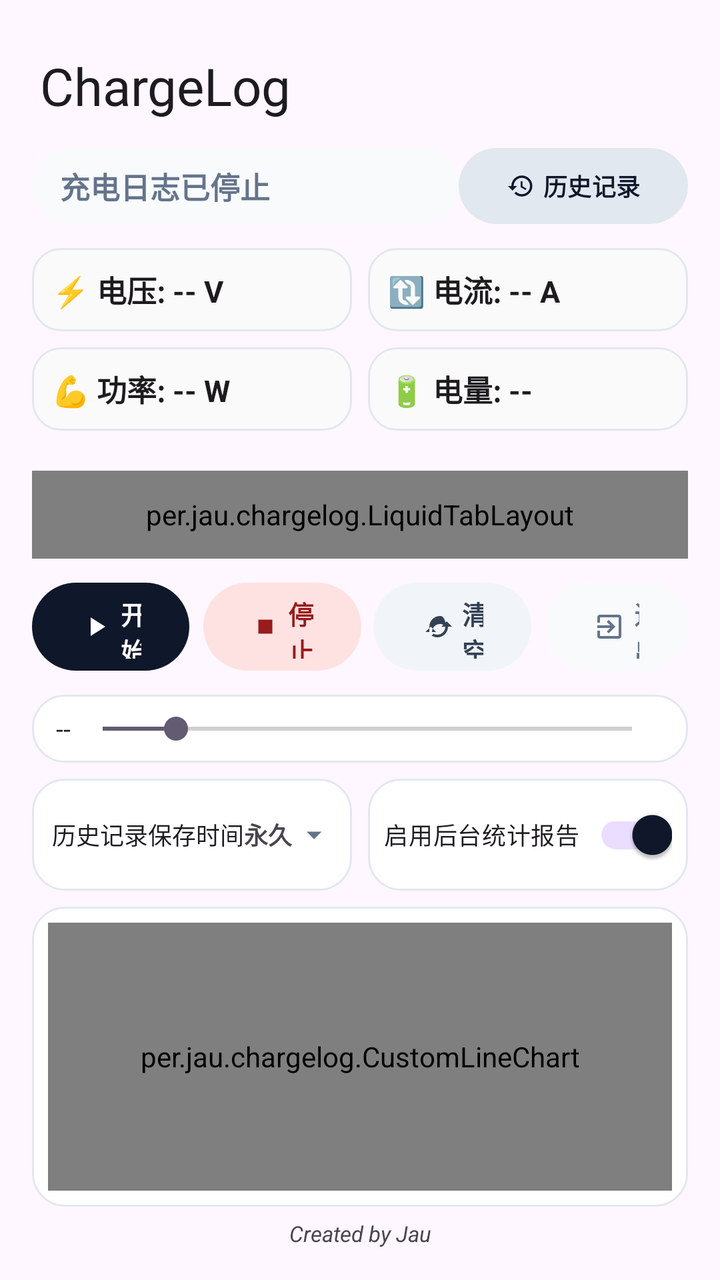
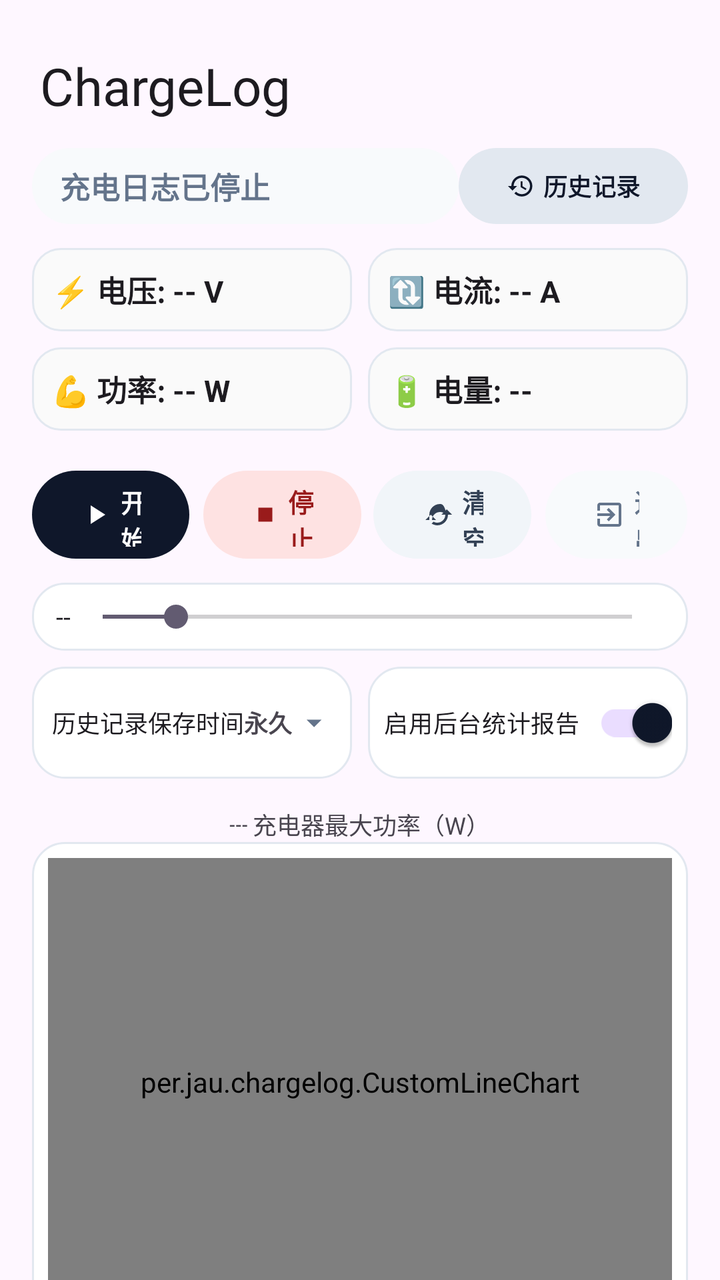

Before-and-after screenshots of an Android layout around one commit, followed by the original layout XML and the change that was made.
<!-- AndroidManifest.xml: application theme Theme.ChargeLog -->
<!-- res/layout/activity_main.xml -->
<?xml version="1.0" encoding="utf-8"?>
<LinearLayout xmlns:android="http://schemas.android.com/apk/res/android"
    xmlns:app="http://schemas.android.com/apk/res-auto"
    xmlns:tools="http://schemas.android.com/tools"
    android:id="@+id/main"
    android:layout_width="match_parent"
    android:layout_height="match_parent"
    android:orientation="vertical"
    android:padding="16dp"
    android:background="?android:attr/windowBackground"
    tools:context=".MainActivity">

    
    <com.google.android.material.appbar.MaterialToolbar
        android:id="@+id/toolbar"
        android:layout_width="match_parent"
        android:layout_height="54dp"
        app:title="@string/app_name"
        app:titleTextAppearance="@style/XiaomiTitleTextAppearance"
        android:background="@android:color/transparent"
        app:elevation="0dp"
        app:contentInsetStart="0dp"
        app:contentInsetStartWithNavigation="0dp"
        android:layout_marginBottom="4dp" />

    
    <LinearLayout
        android:layout_width="match_parent"
        android:layout_height="wrap_content"
        android:orientation="horizontal"
        android:gravity="center_vertical"
        android:layout_marginBottom="12dp">

        <TextView
            android:id="@+id/tvStatus"
            android:layout_width="0dp"
            android:layout_height="38dp"
            android:layout_weight="1"
            android:text="@string/stopped"
            android:textSize="15sp"
            android:textStyle="bold"
            android:background="@drawable/bg_status_badge"
            android:paddingHorizontal="14dp"
            android:gravity="center_vertical"
            android:textColor="@color/status_stopped_text"
            android:maxLines="1"
            android:ellipsize="none"
            app:autoSizeTextType="uniform"
            app:autoSizeMinTextSize="11sp"
            app:autoSizeMaxTextSize="15sp"
            app:autoSizeStepGranularity="1sp" />

        <com.google.android.material.button.MaterialButton
            android:id="@+id/btnShowData"
            android:layout_width="wrap_content"
            android:layout_height="38dp"
            android:text="@string/view_data"
            android:textSize="12sp"
            android:textStyle="bold"
            android:insetTop="0dp"
            android:insetBottom="0dp"
            app:cornerRadius="19dp"
            app:backgroundTint="@color/btn_bg_slate_border"
            android:textColor="@color/btn_bg_obsidian"
            android:layout_marginEnd="8dp"
            android:visibility="gone" />

        <com.google.android.material.button.MaterialButton
            android:id="@+id/btnHistory"
            android:layout_width="wrap_content"
            android:layout_height="38dp"
            android:text="@string/history"
            android:textSize="12sp"
            android:textStyle="bold"
            android:insetTop="0dp"
            android:insetBottom="0dp"
            app:cornerRadius="19dp"
            app:backgroundTint="@color/btn_bg_slate_border"
            android:textColor="@color/btn_bg_obsidian"
            app:icon="@drawable/ic_history_time"
            app:iconTint="@color/btn_bg_obsidian"
            app:iconSize="14dp"
            app:iconPadding="4dp" />
    </LinearLayout>

    
    <GridLayout
        android:layout_width="match_parent"
        android:layout_height="wrap_content"
        android:columnCount="2"
        android:rowCount="3"
        android:layout_marginBottom="12dp">

        
        <LinearLayout
            android:layout_width="0dp"
            android:layout_height="wrap_content"
            android:layout_columnWeight="1"
            android:orientation="vertical"
            android:background="@drawable/bg_card_voltage"
            android:paddingHorizontal="10dp"
            android:paddingVertical="10dp"
            android:layout_marginEnd="4dp"
            android:layout_marginBottom="8dp">

            <TextView
                android:id="@+id/tvCurrentVoltage"
                android:layout_width="match_parent"
                android:layout_height="wrap_content"
                android:text="⚡ 电压: -- V"
                android:textSize="15sp"
                app:autoSizeTextType="uniform"
                app:autoSizeMinTextSize="11sp"
                app:autoSizeMaxTextSize="16sp"
                app:autoSizeStepGranularity="1sp"
                android:singleLine="true"
                android:includeFontPadding="false"
                android:maxLines="1"
                android:ellipsize="end"
                android:textStyle="bold"
                android:textColor="?android:attr/textColorPrimary"
                android:gravity="center_vertical" />
        </LinearLayout>

        
        <LinearLayout
            android:layout_width="0dp"
            android:layout_height="wrap_content"
            android:layout_columnWeight="1"
            android:orientation="vertical"
            android:background="@drawable/bg_card_current"
            android:paddingHorizontal="10dp"
            android:paddingVertical="10dp"
            android:layout_marginStart="4dp"
            android:layout_marginBottom="8dp">

            <TextView
                android:id="@+id/tvCurrentCurrent"
                android:layout_width="match_parent"
                android:layout_height="wrap_content"
                android:text="🔃 电流: -- A"
                android:textSize="15sp"
                app:autoSizeTextType="uniform"
                app:autoSizeMinTextSize="11sp"
                app:autoSizeMaxTextSize="16sp"
                app:autoSizeStepGranularity="1sp"
                android:singleLine="true"
                android:includeFontPadding="false"
                android:maxLines="1"
                android:ellipsize="end"
                android:textStyle="bold"
                android:textColor="?android:attr/textColorPrimary"
                android:gravity="center_vertical" />
        </LinearLayout>

        
        <LinearLayout
            android:layout_width="0dp"
            android:layout_height="wrap_content"
            android:layout_columnWeight="1"
            android:orientation="vertical"
            android:background="@drawable/bg_card_power"
            android:paddingHorizontal="10dp"
            android:paddingVertical="10dp"
            android:layout_marginEnd="4dp"
            android:layout_marginBottom="8dp">

            <TextView
                android:id="@+id/tvCurrentPower"
                android:layout_width="match_parent"
                android:layout_height="wrap_content"
                android:text="💪 功率: -- W"
                android:textSize="15sp"
                app:autoSizeTextType="uniform"
                app:autoSizeMinTextSize="11sp"
                app:autoSizeMaxTextSize="16sp"
                app:autoSizeStepGranularity="1sp"
                android:singleLine="true"
                android:includeFontPadding="false"
                android:maxLines="1"
                android:ellipsize="end"
                android:textStyle="bold"
                android:textColor="?android:attr/textColorPrimary"
                android:gravity="center_vertical" />
        </LinearLayout>

        
        <LinearLayout
            android:layout_width="0dp"
            android:layout_height="wrap_content"
            android:layout_columnWeight="1"
            android:orientation="vertical"
            android:background="@drawable/bg_card_battery"
            android:paddingHorizontal="10dp"
            android:paddingVertical="10dp"
            android:layout_marginStart="4dp"
            android:layout_marginBottom="8dp">

            <TextView
                android:id="@+id/tvCurrentProtocol"
                android:layout_width="match_parent"
                android:layout_height="wrap_content"
                android:text="🔋 电量: --"
                android:textSize="15sp"
                app:autoSizeTextType="uniform"
                app:autoSizeMinTextSize="11sp"
                app:autoSizeMaxTextSize="16sp"
                app:autoSizeStepGranularity="1sp"
                android:singleLine="true"
                android:includeFontPadding="false"
                android:maxLines="1"
                android:ellipsize="end"
                android:textStyle="bold"
                android:textColor="?android:attr/textColorPrimary"
                android:gravity="center_vertical" />
        </LinearLayout>

        
        <LinearLayout
            android:id="@+id/layoutMaxChargingLimit"
            android:layout_width="0dp"
            android:layout_height="wrap_content"
            android:layout_columnSpan="2"
            android:layout_columnWeight="2"
            android:orientation="vertical"
            android:background="@drawable/bg_card_fast_charge_limit"
            android:padding="12dp"
            android:elevation="0dp"
            android:visibility="gone">

            <TextView
                android:id="@+id/tvCurrentMaxPower"
                android:layout_width="match_parent"
                android:layout_height="wrap_content"
                android:text="快充上限: --"
                android:textSize="16sp"
                android:textStyle="bold"
                android:textColor="?android:attr/textColorPrimary"
                app:drawableStartCompat="@drawable/ic_fast_charge_limit"
                app:drawableTint="@color/dashboard_value_summary"
                android:drawablePadding="6dp"
                android:gravity="center_vertical" />
        </LinearLayout>
    </GridLayout>

    
    <per.jau.chargelog.LiquidTabLayout
        android:id="@+id/tabLayout"
        android:layout_width="match_parent"
        android:layout_height="44dp"
        android:background="@drawable/bg_card_surface"
        app:tabMode="fixed"
        app:tabGravity="fill"
        app:tabIndicator="@drawable/bg_tab_liquid_indicator"
        app:tabIndicatorColor="@color/tab_indicator_tint"
        app:tabIndicatorFullWidth="true"
        app:tabIndicatorGravity="stretch"
        app:tabIndicatorHeight="44dp"
        app:tabIndicatorAnimationMode="elastic"
        app:tabIndicatorAnimationDuration="320"
        app:tabSelectedTextColor="@color/tab_selected_text"
        app:tabTextColor="@color/tab_unselected_text"
        app:tabRippleColor="@color/tab_ripple"
        android:layout_marginBottom="12dp"/>

    
    <LinearLayout
        android:layout_width="match_parent"
        android:layout_height="wrap_content"
        android:orientation="horizontal"
        android:gravity="center_horizontal"
        android:layout_marginBottom="12dp">

        <com.google.android.material.button.MaterialButton
            android:id="@+id/btnStart"
            android:layout_width="0dp"
            android:layout_height="44dp"
            android:layout_weight="1"
            android:text="@string/start"
            android:textSize="13sp"
            android:textStyle="bold"
            android:insetTop="0dp"
            android:insetBottom="0dp"
            app:cornerRadius="22dp"
            app:backgroundTint="@color/btn_bg_obsidian"
            android:textColor="@color/white"
            app:icon="@drawable/ic_start_play"
            app:iconTint="@color/white"
            app:iconSize="16dp"
            app:iconPadding="4dp"
            android:layout_marginEnd="4dp" />

        <com.google.android.material.button.MaterialButton
            android:id="@+id/btnStop"
            android:layout_width="0dp"
            android:layout_height="44dp"
            android:layout_weight="1"
            android:text="@string/stop"
            android:textSize="13sp"
            android:textStyle="bold"
            android:insetTop="0dp"
            android:insetBottom="0dp"
            app:cornerRadius="22dp"
            app:backgroundTint="@color/btn_bg_rose_light"
            android:textColor="@color/btn_text_danger"
            app:icon="@drawable/ic_stop_square"
            app:iconTint="@color/btn_text_danger"
            app:iconSize="14dp"
            app:iconPadding="4dp"
            android:layout_marginHorizontal="3dp" />

        <com.google.android.material.button.MaterialButton
            android:id="@+id/btnClear"
            android:layout_width="0dp"
            android:layout_height="44dp"
            android:layout_weight="1"
            android:text="@string/clear"
            android:textSize="13sp"
            android:textStyle="bold"
            android:insetTop="0dp"
            android:insetBottom="0dp"
            app:cornerRadius="22dp"
            app:backgroundTint="@color/btn_bg_slate_light"
            android:textColor="@color/btn_text_slate"
            app:icon="@drawable/ic_clear_sweep"
            app:iconTint="@color/btn_text_slate"
            app:iconSize="16dp"
            app:iconPadding="4dp"
            android:layout_marginHorizontal="3dp" />

        <com.google.android.material.button.MaterialButton
            android:id="@+id/btnExit"
            android:layout_width="0dp"
            android:layout_height="44dp"
            android:layout_weight="0.9"
            android:text="@string/exit"
            android:textSize="13sp"
            android:textStyle="bold"
            android:insetTop="0dp"
            android:insetBottom="0dp"
            app:cornerRadius="22dp"
            app:backgroundTint="@color/btn_bg_ghost_light"
            android:textColor="@color/btn_text_ghost"
            app:icon="@drawable/ic_exit_to_app"
            app:iconTint="@color/btn_text_ghost"
            app:iconSize="16dp"
            app:iconPadding="4dp"
            android:layout_marginStart="4dp"/>
    </LinearLayout>

    
    <LinearLayout
        android:id="@+id/layoutInterval"
        android:layout_width="match_parent"
        android:layout_height="wrap_content"
        android:orientation="horizontal"
        android:gravity="center_vertical"
        android:background="@drawable/bg_card_surface"
        android:paddingHorizontal="12dp"
        android:paddingVertical="8dp"
        android:layout_marginBottom="8dp">

        <TextView
            android:id="@+id/tvIntervalLabel"
            android:layout_width="wrap_content"
            android:layout_height="wrap_content"
            android:text="--"
            android:textSize="13sp"
            android:textColor="?android:attr/textColorPrimary"/>

        <SeekBar
            android:id="@+id/sbInterval"
            android:layout_width="0dp"
            android:layout_height="wrap_content"
            android:layout_weight="1"
            android:max="29"
            android:progress="4"/>
    </LinearLayout>

    
    <LinearLayout
        android:id="@+id/layoutSettingsRow"
        android:layout_width="match_parent"
        android:layout_height="wrap_content"
        android:orientation="horizontal"
        android:gravity="center_vertical"
        android:layout_marginBottom="8dp">

        <LinearLayout
            android:id="@+id/layoutHistoryRetention"
            android:layout_width="0dp"
            android:layout_height="match_parent"
            android:layout_weight="1"
            android:minHeight="48dp"
            android:orientation="horizontal"
            android:gravity="center_vertical"
            android:background="@drawable/bg_card_surface"
            android:foreground="?attr/selectableItemBackground"
            android:clickable="true"
            android:focusable="true"
            android:paddingHorizontal="10dp"
            android:paddingVertical="8dp"
            android:layout_marginEnd="4dp">

            <TextView
                android:layout_width="0dp"
                android:layout_height="wrap_content"
                android:layout_weight="1"
                android:text="@string/history_retention_title"
                android:textSize="12sp"
                android:maxLines="1"
                android:ellipsize="end"
                android:textColor="?android:attr/textColorPrimary" />

            <TextView
                android:id="@+id/tvHistoryRetentionValue"
                android:layout_width="wrap_content"
                android:layout_height="wrap_content"
                android:text="@string/history_retention_forever"
                android:textSize="12sp"
                android:textStyle="bold"
                android:maxLines="1"
                app:drawableEndCompat="@drawable/ic_arrow_drop_down"
                android:drawablePadding="2dp"
                android:textColor="?android:attr/textColorSecondary" />
        </LinearLayout>

        <LinearLayout
            android:id="@+id/layoutBgReportSetting"
            android:layout_width="0dp"
            android:layout_height="match_parent"
            android:layout_weight="1"
            android:minHeight="48dp"
            android:orientation="horizontal"
            android:gravity="center_vertical"
            android:background="@drawable/bg_card_surface"
            android:paddingHorizontal="8dp"
            android:paddingVertical="4dp"
            android:layout_marginStart="4dp">

            <androidx.appcompat.widget.SwitchCompat
                android:id="@+id/switchBgReport"
                android:layout_width="match_parent"
                android:layout_height="wrap_content"
                android:text="@string/enable_bg_report"
                android:textSize="12sp"
                android:maxLines="1"
                android:ellipsize="end"
                android:textColor="?android:attr/textColorPrimary"
                android:checked="true" />
        </LinearLayout>
    </LinearLayout>

    
    <FrameLayout
        android:layout_width="match_parent"
        android:layout_height="0dp"
        android:layout_weight="1"
        android:background="@drawable/bg_card_surface"
        android:padding="8dp">

        <per.jau.chargelog.CustomLineChart
            android:id="@+id/lineChart"
            android:layout_width="match_parent"
            android:layout_height="match_parent" />
    </FrameLayout>

    <SeekBar
        android:id="@+id/sbChartScrubber"
        android:layout_width="match_parent"
        android:layout_height="wrap_content"
        android:layout_marginTop="4dp"
        android:layout_marginBottom="4dp"
        android:visibility="gone" />

    
    <LinearLayout
        android:id="@+id/layoutPowerSummaryBanner"
        android:layout_width="match_parent"
        android:layout_height="wrap_content"
        android:orientation="vertical"
        android:gravity="center"
        android:background="@drawable/bg_card_surface"
        android:layout_marginTop="2dp"
        android:layout_marginBottom="4dp"
        android:visibility="gone">

        <TextView
            android:id="@+id/tvPowerSummaryText"
            android:layout_width="match_parent"
            android:layout_height="38dp"
            android:paddingHorizontal="12dp"
            android:gravity="center"
            android:singleLine="true"
            android:maxLines="1"
            android:ellipsize="end"
            android:includeFontPadding="false"
            android:textSize="12sp"
            android:textStyle="bold"
            android:textColor="@color/dashboard_value_summary"
            app:autoSizeTextType="uniform"
            app:autoSizeMinTextSize="9sp"
            app:autoSizeMaxTextSize="12sp"
            app:autoSizeStepGranularity="1sp" />

        <LinearLayout
            android:id="@+id/layoutPowerPeakSummary"
            android:layout_width="match_parent"
            android:layout_height="30dp"
            android:gravity="center"
            android:orientation="horizontal"
            android:paddingHorizontal="12dp"
            android:visibility="gone">

            <TextView
                android:id="@+id/tvPowerPeakCharge"
                android:layout_width="wrap_content"
                android:layout_height="wrap_content"
                android:layout_marginEnd="12dp"
                android:includeFontPadding="false"
                android:textColor="@color/dashboard_value_summary"
                android:textSize="11sp"
                android:textStyle="bold"
                android:visibility="gone" />

            <TextView
                android:id="@+id/tvPowerPeakDischarge"
                android:layout_width="wrap_content"
                android:layout_height="wrap_content"
                android:includeFontPadding="false"
                android:textColor="@color/dashboard_value_summary"
                android:textSize="11sp"
                android:textStyle="bold"
                android:visibility="gone" />
        </LinearLayout>
    </LinearLayout>

    
    <LinearLayout
        android:id="@+id/layoutBgReportBanner"
        android:layout_width="match_parent"
        android:layout_height="wrap_content"
        android:orientation="horizontal"
        android:gravity="center_vertical"
        android:background="@drawable/bg_card_surface"
        android:padding="10dp"
        android:layout_marginTop="8dp"
        android:visibility="gone">

        <TextView
            android:layout_width="0dp"
            android:layout_height="wrap_content"
            android:layout_weight="1"
            android:text="@string/bg_report_generated"
            android:textSize="13sp"
            android:textStyle="bold"
            android:textColor="?android:attr/textColorPrimary"/>

        <com.google.android.material.button.MaterialButton
            android:id="@+id/btnBannerView"
            style="@style/Widget.Material3.Button.TonalButton"
            android:layout_width="wrap_content"
            android:layout_height="36dp"
            android:text="@string/view"
            android:textSize="12sp"
            android:insetTop="0dp"
            android:insetBottom="0dp"
            app:cornerRadius="18dp"
            android:layout_marginEnd="6dp"/>

        <com.google.android.material.button.MaterialButton
            android:id="@+id/btnBannerClose"
            style="@style/Widget.Material3.Button.TextButton"
            android:layout_width="wrap_content"
            android:layout_height="36dp"
            android:text="@string/close"
            android:textSize="12sp"
            android:insetTop="0dp"
            android:insetBottom="0dp"
            app:cornerRadius="18dp"/>
    </LinearLayout>

    <TextView
        android:id="@+id/tvFooter"
        android:layout_width="match_parent"
        android:layout_height="wrap_content"
        android:text="Created by Jau"
        android:textSize="11sp"
        android:gravity="center"
        android:textColor="?android:attr/textColorSecondary"
        android:textStyle="italic"
        android:layout_marginTop="6dp"/>

</LinearLayout>
<!-- resources referenced by this layout -->
<resources>
  <color name="btn_bg_ghost_light">#F8FAFC</color>
  <color name="btn_bg_obsidian">#0F172A</color>
  <color name="btn_bg_rose_light">#FEE2E2</color>
  <color name="btn_bg_slate_border">#E2E8F0</color>
  <color name="btn_bg_slate_light">#F1F5F9</color>
  <color name="btn_text_danger">#991B1B</color>
  <color name="btn_text_ghost">#64748B</color>
  <color name="btn_text_slate">#334155</color>
  <color name="dashboard_value_summary">#4338CA</color>
  <color name="status_stopped_text">#64748B</color>
  <color name="tab_indicator_tint">#E0E7FF</color>
  <color name="tab_ripple">#204338CA</color>
  <color name="tab_selected_text">#312E81</color>
  <color name="tab_unselected_text">#64748B</color>
  <color name="white">#FFFFFF</color>
  <!-- drawable bg_status_badge (drawable) -->
  <?xml version="1.0" encoding="utf-8"?>
  <shape xmlns:android="http://schemas.android.com/apk/res/android"
      android:shape="rectangle">
      <corners android:radius="20dp" />
      <solid android:color="@color/status_stopped_bg" />
  </shape>
  <!-- drawable bg_tab_liquid_indicator (drawable) -->
  <?xml version="1.0" encoding="utf-8"?>
  <layer-list xmlns:android="http://schemas.android.com/apk/res/android">
      <item
          android:left="4dp"
          android:top="6dp"
          android:right="4dp"
          android:bottom="2dp">
          <shape android:shape="rectangle">
              <corners android:radius="18dp" />
              <solid android:color="@color/tab_liquid_shadow" />
          </shape>
      </item>
  
      <item
          android:left="3dp"
          android:top="3dp"
          android:right="3dp"
          android:bottom="5dp">
          <shape android:shape="rectangle">
              <corners android:radius="18dp" />
              <gradient
                  android:angle="0"
                  android:startColor="@color/tab_liquid_start"
                  android:endColor="@color/tab_liquid_end" />
              <stroke
                  android:width="1dp"
                  android:color="@color/tab_liquid_stroke" />
          </shape>
      </item>
  </layer-list>
  <string name="app_name">ChargeLog</string>
  <string name="bg_report_generated">已生成后台运行统计报告</string>
  <string name="clear">清空</string>
  <string name="close">关闭</string>
  <string name="enable_bg_report">启用后台统计报告</string>
  <string name="exit">退出</string>
  <string name="history">历史记录</string>
  <string name="history_retention_forever">永久</string>
  <string name="history_retention_title">历史记录保存时间</string>
  <string name="start">开始</string>
  <string name="stop">停止</string>
  <string name="stopped">充电日志已停止</string>
  <string name="view">查看</string>
  <string name="view_data">查看数据</string>
  <color name="metric_bg_battery_light">#FAFAFA</color>
  <color name="metric_bg_current_light">#FAFAFA</color>
  <color name="fast_limit_bg_start">#EEF2FF</color>
  <color name="fast_limit_bg_end">#F5F3FF</color>
  <color name="fast_limit_stroke">#6366F1</color>
  <color name="metric_bg_power_light">#FAFAFA</color>
  <color name="card_bg_light">#FFFFFF</color>
  <color name="card_stroke_light">#E2E8F0</color>
  <color name="metric_bg_voltage_light">#FAFAFA</color>
  <color name="status_stopped_bg">#F8FAFC</color>
  <color name="tab_liquid_shadow">#293F51B5</color>
  <color name="tab_liquid_start">#E0E7FF</color>
  <color name="tab_liquid_end">#F5F3FF</color>
  <color name="tab_liquid_stroke">#818CF8</color>
  <color name="color_primary">#0F172A</color>
  <style name="ThemeOverlay.ChargeLog.MaterialAlertDialog" parent="ThemeOverlay.Material3.MaterialAlertDialog">
          <item name="android:windowAnimationStyle">@style/Animation.ChargeLog.Dialog</item>
      </style>
  <style name="Animation.ChargeLog.Dialog" parent="@android:style/Animation.Dialog">
          <item name="android:windowEnterAnimation">@anim/dialog_enter</item>
          <item name="android:windowExitAnimation">@anim/dialog_exit</item>
      </style>
  <!-- unchanged entries left out for length: 16 -->
</resources>

<!-- the commit's change to res/layout/activity_main.xml (unified diff, before → after) -->
@@ -1,7 +1,11 @@
 <?xml version="1.0" encoding="utf-8"?>
-<LinearLayout xmlns:android="http://schemas.android.com/apk/res/android"
+<androidx.core.widget.NestedScrollView xmlns:android="http://schemas.android.com/apk/res/android"
     xmlns:app="http://schemas.android.com/apk/res-auto"
     xmlns:tools="http://schemas.android.com/tools"
+    android:layout_width="match_parent"
+    android:layout_height="match_parent"
+    android:fillViewport="true">
+<LinearLayout
     android:id="@+id/main"
     android:layout_width="match_parent"
     android:layout_height="match_parent"
@@ -244,24 +248,14 @@
     </GridLayout>
 
     
-    <per.jau.chargelog.LiquidTabLayout
-        android:id="@+id/tabLayout"
-        android:layout_width="match_parent"
-        android:layout_height="44dp"
-        android:background="@drawable/bg_card_surface"
-        app:tabMode="fixed"
-        app:tabGravity="fill"
-        app:tabIndicator="@drawable/bg_tab_liquid_indicator"
-        app:tabIndicatorColor="@color/tab_indicator_tint"
-        app:tabIndicatorFullWidth="true"
-        app:tabIndicatorGravity="stretch"
-        app:tabIndicatorHeight="44dp"
-        app:tabIndicatorAnimationMode="elastic"
-        app:tabIndicatorAnimationDuration="320"
-        app:tabSelectedTextColor="@color/tab_selected_text"
-        app:tabTextColor="@color/tab_unselected_text"
-        app:tabRippleColor="@color/tab_ripple"
-        android:layout_marginBottom="12dp"/>
+    <com.google.android.material.chip.ChipGroup
+        android:id="@+id/metricChips"
+        android:layout_width="match_parent"
+        android:layout_height="wrap_content"
+        app:singleSelection="false"
+        app:selectionRequired="true"
+        app:chipSpacingHorizontal="4dp"
+        app:chipSpacingVertical="0dp" />
 
     
     <LinearLayout
@@ -451,10 +445,25 @@
         </LinearLayout>
     </LinearLayout>
 
+    <com.google.android.material.chip.ChipGroup
+        android:id="@+id/chartLegend"
+        android:layout_width="match_parent"
+        android:layout_height="wrap_content"
+        android:layout_marginTop="4dp"
+        android:layout_marginBottom="2dp"
+        app:chipSpacingHorizontal="4dp"
+        app:chipSpacingVertical="4dp" />    <TextView
+        android:id="@+id/limitLegend"
+        android:layout_width="match_parent"
+        android:layout_height="wrap_content"
+        android:text="@string/chart_limit_legend"
+        android:gravity="center"
+        android:textSize="12sp" />
+
     
     <FrameLayout
         android:layout_width="match_parent"
-        android:layout_height="0dp"
+        android:layout_height="240dp"
         android:layout_weight="1"
         android:background="@drawable/bg_card_surface"
         android:padding="8dp">
@@ -473,6 +482,14 @@
         android:layout_marginBottom="4dp"
         android:visibility="gone" />
 
+    <TextView
+        android:id="@+id/chartReadout"
+        android:layout_width="match_parent"
+        android:layout_height="wrap_content"
+        android:paddingVertical="4dp"
+        android:textSize="12sp"
+        android:textColor="?android:attr/textColorPrimary"
+        android:visibility="gone" />
     
     <LinearLayout
         android:id="@+id/layoutPowerSummaryBanner"
@@ -592,3 +609,4 @@
         android:layout_marginTop="6dp"/>
 
 </LinearLayout>
+</androidx.core.widget.NestedScrollView>
<!-- resource entries referenced after the edit -->
@@ -10,9 +10,6 @@
   <color name="btn_text_slate">#334155</color>
   <color name="dashboard_value_summary">#4338CA</color>
   <color name="status_stopped_text">#64748B</color>
-  <color name="tab_indicator_tint">#E0E7FF</color>
-  <color name="tab_ripple">#204338CA</color>
-  <color name="tab_selected_text">#312E81</color>
   <color name="tab_unselected_text">#64748B</color>
   <color name="white">#FFFFFF</color>
   <!-- drawable bg_status_badge (drawable) -->
@@ -22,39 +19,9 @@
       <corners android:radius="20dp" />
       <solid android:color="@color/status_stopped_bg" />
   </shape>
-  <!-- drawable bg_tab_liquid_indicator (drawable) -->
-  <?xml version="1.0" encoding="utf-8"?>
-  <layer-list xmlns:android="http://schemas.android.com/apk/res/android">
-      <item
-          android:left="4dp"
-          android:top="6dp"
-          android:right="4dp"
-          android:bottom="2dp">
-          <shape android:shape="rectangle">
-              <corners android:radius="18dp" />
-              <solid android:color="@color/tab_liquid_shadow" />
-          </shape>
-      </item>
-  
-      <item
-          android:left="3dp"
-          android:top="3dp"
-          android:right="3dp"
-          android:bottom="5dp">
-          <shape android:shape="rectangle">
-              <corners android:radius="18dp" />
-              <gradient
-                  android:angle="0"
-                  android:startColor="@color/tab_liquid_start"
-                  android:endColor="@color/tab_liquid_end" />
-              <stroke
-                  android:width="1dp"
-                  android:color="@color/tab_liquid_stroke" />
-          </shape>
-      </item>
-  </layer-list>
   <string name="app_name">ChargeLog</string>
   <string name="bg_report_generated">已生成后台运行统计报告</string>
+  <string name="chart_limit_legend">┄ 充电器最大功率（W）</string>
   <string name="clear">清空</string>
   <string name="close">关闭</string>
   <string name="enable_bg_report">启用后台统计报告</string>
@@ -77,10 +44,6 @@
   <color name="card_stroke_light">#E2E8F0</color>
   <color name="metric_bg_voltage_light">#FAFAFA</color>
   <color name="status_stopped_bg">#F8FAFC</color>
-  <color name="tab_liquid_shadow">#293F51B5</color>
-  <color name="tab_liquid_start">#E0E7FF</color>
-  <color name="tab_liquid_end">#F5F3FF</color>
-  <color name="tab_liquid_stroke">#818CF8</color>
   <color name="color_primary">#0F172A</color>
   <style name="ThemeOverlay.ChargeLog.MaterialAlertDialog" parent="ThemeOverlay.Material3.MaterialAlertDialog">
           <item name="android:windowAnimationStyle">@style/Animation.ChargeLog.Dialog</item>
